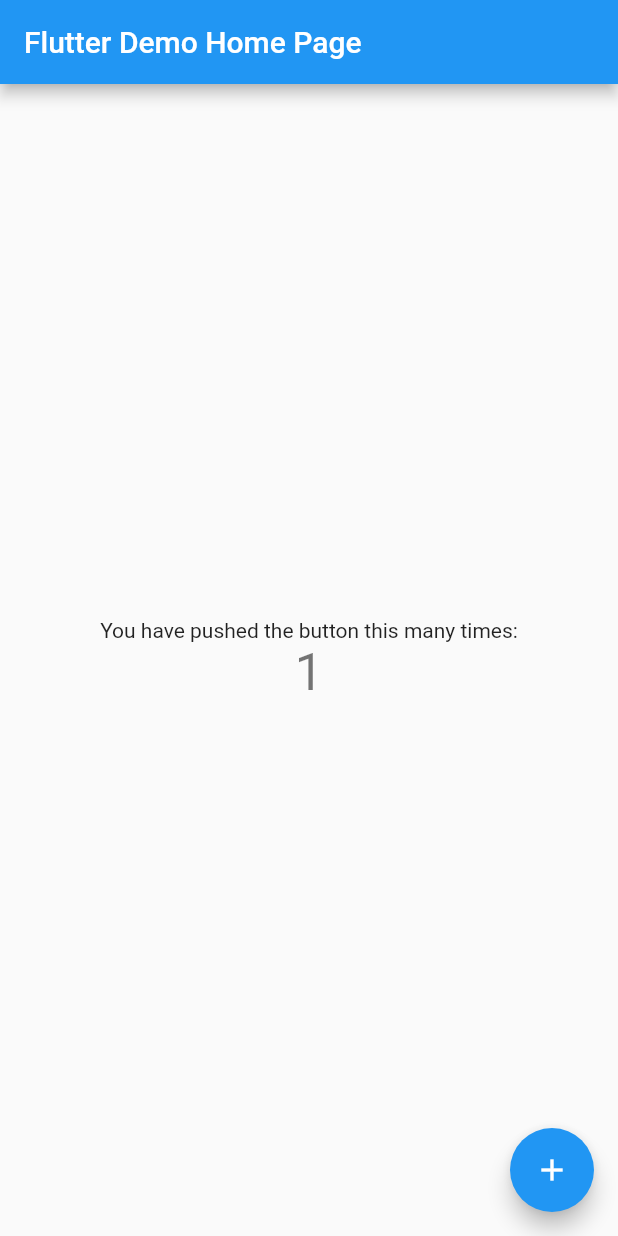
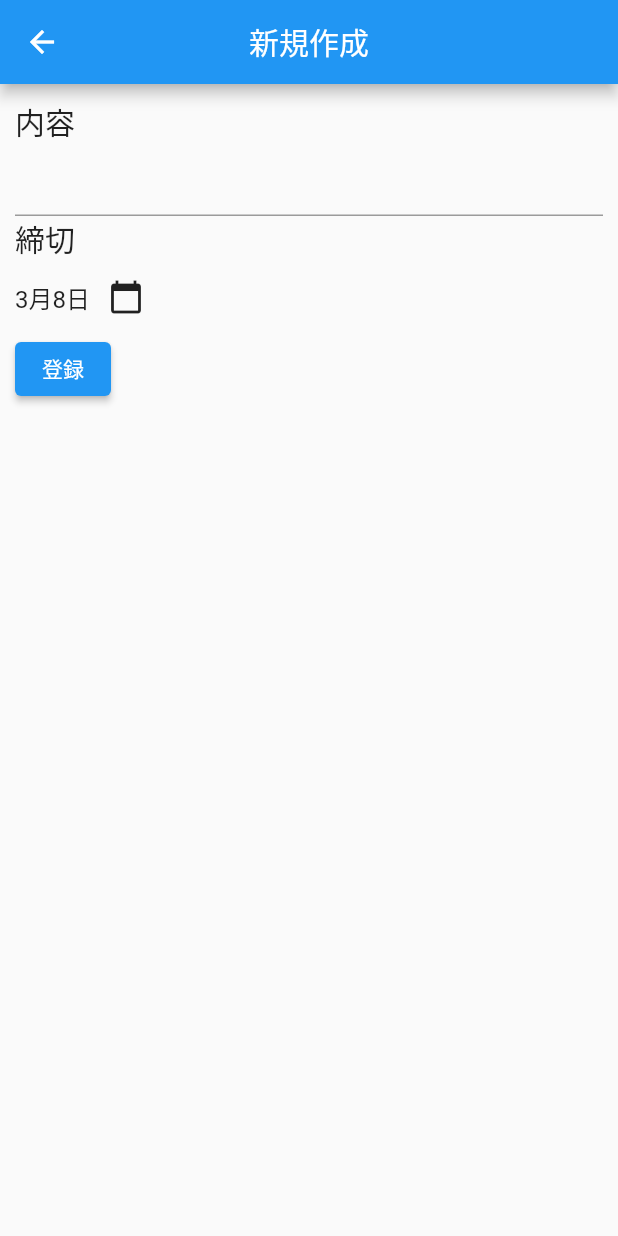
Before and after one commit to iyom2020/flutter-todo-memo, a Flutter app: the screen it shows after launch, after a tap on the "add" icon, on a phone screen of 412 x 824 dp. Run offline on Flutter 3.47's test engine with Material 2 defaults, Android fonts, the phone set to English and light mode, and no system bars.

Commit message:
TODOデモアプリを作成

```diff
--- a/lib/main.dart
+++ b/lib/main.dart
@@ -1,4 +1,5 @@
 import 'package:flutter/material.dart';
+import 'package:flutter_todo_memo/scenes/todo_view.dart';
 
 void main() {
   runApp(const MyApp());
@@ -11,20 +12,12 @@ class MyApp extends StatelessWidget {
   @override
   Widget build(BuildContext context) {
     return MaterialApp(
+      debugShowCheckedModeBanner: false,
       title: 'Flutter Demo',
       theme: ThemeData(
-        // This is the theme of your application.
-        //
-        // Try running your application with "flutter run". You'll see the
-        // application has a blue toolbar. Then, without quitting the app, try
-        // changing the primarySwatch below to Colors.green and then invoke
-        // "hot reload" (press "r" in the console where you ran "flutter run",
-        // or simply save your changes to "hot reload" in a Flutter IDE).
-        // Notice that the counter didn't reset back to zero; the application
-        // is not restarted.
         primarySwatch: Colors.blue,
       ),
-      home: const MyHomePage(title: 'Flutter Demo Home Page'),
+      home: const TodoView(),
     );
   }
 }
--- /dev/null
+++ b/lib/scenes/task_make_view.dart
@@ -0,0 +1,105 @@
+import 'package:flutter/material.dart';
+import 'package:flutter_todo_memo/scenes/todo_view.dart';
+
+class TaskMakeView extends StatefulWidget {
+  const TaskMakeView({Key? key}) : super(key: key);
+
+  @override
+  State<TaskMakeView> createState() => _TaskMakeViewState();
+}
+
+class _TaskMakeViewState extends State<TaskMakeView> {
+  String _text = "";
+  var now = DateTime.now();
+  String _deadline = "";
+
+  @override
+  void initState() {
+    super.initState();
+    _deadline = "${now.month}月${now.day}日";
+  }
+
+  @override
+  Widget build(BuildContext context) {
+    return Scaffold(
+      appBar: AppBar(
+        centerTitle: true,
+        title: const Text("新規作成"),
+      ),
+
+      body: Padding(
+        padding: const EdgeInsets.fromLTRB(10, 10, 10, 0),
+        child: Column(
+          crossAxisAlignment: CrossAxisAlignment.start,
+          children: [
+            const Text(
+                "内容",
+              style: TextStyle(
+                fontSize: 20,
+              ),
+            ),
+            TextFormField(
+              onChanged: (String value) {
+                setState(() {
+                  _text = value;
+                });
+              },
+            ),
+            const Text(
+              "締切",
+              style: TextStyle(
+                fontSize: 20,
+              ),
+            ),
+            Row(
+              children: [
+                Text(
+                  _deadline,
+                  style: const TextStyle(
+                    fontSize: 16,
+                  ),
+                ),
+                IconButton(
+                    onPressed: (){
+                      _selectDate(context);
+                      },
+                    icon: const Icon(Icons.calendar_today)
+                ),
+              ],
+            ),
+            ElevatedButton(
+                onPressed: (){
+                  if(_text != "") {
+                    TodoView.taskList.add(
+                      {
+                        "id": TodoView.taskList.length + 1,
+                        "done": false,
+                        "text": _text,
+                        "deadline": _deadline
+                      }
+                    );
+                  }
+                  Navigator.pop(context);
+                },
+                child: const Text("登録"),
+            )
+          ],
+        ),
+      ),
+    );
+  }
+
+  Future<void> _selectDate(BuildContext context) async {
+    final DateTime? selected = await showDatePicker(
+      context: context,
+      initialDate: DateTime.now(),
+      firstDate: DateTime(2023),
+      lastDate: DateTime(2024),
+    );
+    if (selected != null) {
+      setState(() {
+        _deadline = "${selected.month}月${selected.day}日";
+      });
+    }
+  }
+}
--- /dev/null
+++ b/lib/scenes/todo_view.dart
@@ -0,0 +1,170 @@
+import 'dart:convert';
+
+import 'package:flutter/material.dart';
+import 'package:flutter/services.dart';
+import 'package:flutter_todo_memo/scenes/task_make_view.dart';
+
+class TodoView extends StatefulWidget {
+  const TodoView({Key? key}) : super(key: key);
+  static List taskList = [];
+
+  @override
+  State<TodoView> createState() => _TodoViewState();
+}
+
+
+class _TodoViewState extends State<TodoView> {
+  bool _taskDone = false;
+  // List _taskList = TodoView.taskList;
+  List _todoList = [];
+  List _doneList = [];
+  List _viewList = [];
+
+  @override
+  void initState() {
+    super.initState();
+    // ローカルJSONをロード
+    loadLocalJson();
+  }
+
+  @override
+  Widget build(BuildContext context) {
+    _viewList = (_taskDone) ? _doneList : _todoList;
+    return Scaffold(
+      appBar: AppBar(
+        centerTitle: true,
+        title: Text((_taskDone)? "DONE List" : "TODO List"),
+        actions: [
+          Padding(
+            padding: const EdgeInsets.all(4.0),
+            child: InkWell(
+              onTap: (){
+                setState(() {
+                  _taskDone = !_taskDone;
+                });
+              },
+              child: Container(
+                width: 50,
+                height: 50,
+                decoration: BoxDecoration(
+                  color: Colors.lightGreen,
+                  borderRadius: BorderRadius.circular(25),
+                ),
+                child: Center(
+                  child: Text(
+                      (_taskDone)? "済" : "未",
+                    style: const TextStyle(
+                      fontSize: 28
+                    ),
+                  ),
+                ),
+              ),
+            ),
+          ),
+        ],
+      ),
+
+      body: ListView.builder(
+          itemCount: _viewList.length,
+          itemBuilder: (BuildContext context, int index) {
+            return Padding(
+              padding: const EdgeInsets.all(8.0),
+              child: Container(
+                height: 50,
+                decoration: BoxDecoration(
+                  border: Border.all(
+                    width: 1.0,
+                    color: Colors.blueGrey
+                  ),
+                  borderRadius: BorderRadius.circular(10),
+                ),
+                child: Row(
+                  children: [
+                    SizedBox(
+                      width: 50,
+                      child: Checkbox(
+                          value: _viewList[index]["done"],
+                          onChanged: (_){
+                            changeTaskList(_viewList[index]["id"]);
+                          },
+                      ),
+                    ),
+                    Expanded(
+                      child: Text(
+                        _viewList[index]["text"],
+                      ),
+                    ),
+                    Padding(
+                      padding: const EdgeInsets.fromLTRB(0, 0, 10, 0),
+                      child: Text(
+                        _viewList[index]["deadline"],
+                      ),
+                    ),
+                  ],
+                ),
+              ),
+            );
+          }
+      ),
+
+      floatingActionButton: FloatingActionButton(
+        onPressed: (){
+          Navigator.of(context).push(
+              MaterialPageRoute(
+                  builder: (context){
+                    return const TaskMakeView();
+                  }
+              )
+          ).then((value) => {
+            setState(() {
+              updateTaskList();
+            })
+          });
+        },
+        child: const Icon(Icons.add),
+      ),
+    );
+  }
+
+  // ローカルJSONを読み込み
+  Future loadLocalJson() async {
+    String jsonString = await rootBundle.loadString('assets/todo.json');
+    setState(() {
+      final jsonResponse = json.decode(jsonString);
+      TodoView.taskList = jsonResponse["data"];
+      updateTaskList();
+    });
+  }
+
+  // タスクの未達成、達成済みの切り替えを行う
+  void changeTaskList(int id) {
+    setState(() {
+      for(int i = 0; i < TodoView.taskList.length; i++){
+        if(TodoView.taskList[i]["id"] == id){
+          TodoView.taskList[i]["done"] = !TodoView.taskList[i]["done"];
+        }
+      }
+      updateTaskList();
+      writeLocalJson(TodoView.taskList);
+    });
+  }
+
+  // taskListの最新の中身に合わせて_doneList,_todoListを更新
+  void updateTaskList(){
+    _doneList = [];
+    _todoList = [];
+    TodoView.taskList.forEach((task) {
+      if(task["done"]){
+        _doneList.add(task);
+      }else{
+        _todoList.add(task);
+      }
+    });
+  }
+
+  // write
+  Future writeLocalJson(List taskList) async {
+    /// ここでjsonファイルを更新すれば完璧
+    /// → Webアプでやるならクラウド上にストレージかDBを作るのが一番丸い(今回は割愛)
+  }
+}
--- a/pubspec.yaml
+++ b/pubspec.yaml
@@ -60,8 +60,8 @@ flutter:
   uses-material-design: true
 
   # To add assets to your application, add an assets section, like this:
-   assets:
-     - assets/
+  assets:
+    - assets/
 
   # An image asset can refer to one or more resolution-specific "variants", see
   # https://flutter.dev/assets-and-images/#resolution-aware
```
Also changed, not shown: assets/todo.json (+10 -0 lines), 1 other file.
